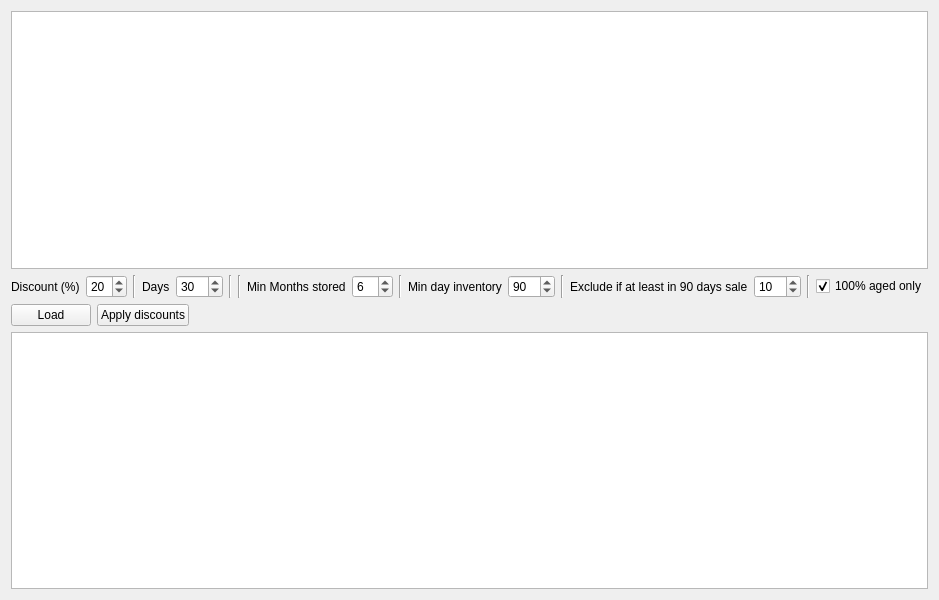
Before: the Qt Designer form AmazonTemplate3/gui/panes/PaneDiscount.ui in icingerpower/AmazonTemplate3, drawn with Qt 5.
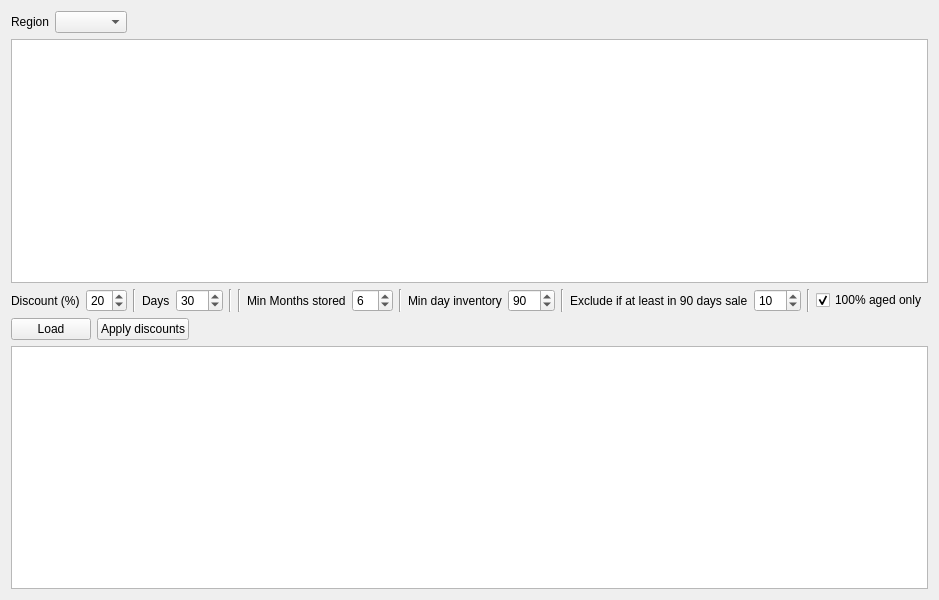
After: the same form once the commit is applied.

Commit message: Discount pane: North America region support + checkable products

Diff of the .ui file:
```diff
--- a/AmazonTemplate3/gui/panes/PaneDiscount.ui
+++ b/AmazonTemplate3/gui/panes/PaneDiscount.ui
@@ -11,6 +11,37 @@
    </rect>
   </property>
   <layout class="QVBoxLayout" name="verticalLayout">
+   <item>
+    <layout class="QHBoxLayout" name="horizontalLayoutRegion">
+     <item>
+      <widget class="QLabel" name="labelRegion">
+       <property name="text">
+        <string>Region</string>
+       </property>
+      </widget>
+     </item>
+     <item>
+      <widget class="QComboBox" name="comboRegion">
+       <property name="toolTip">
+        <string>FBA region: countries, inventory pool and sales are all scoped to it</string>
+       </property>
+      </widget>
+     </item>
+     <item>
+      <spacer name="horizontalSpacerRegion">
+       <property name="orientation">
+        <enum>Qt::Orientation::Horizontal</enum>
+       </property>
+       <property name="sizeHint" stdset="0">
+        <size>
+         <width>40</width>
+         <height>20</height>
+        </size>
+       </property>
+      </spacer>
+     </item>
+    </layout>
+   </item>
    <item>
     <widget class="QListView" name="listViewCountries"/>
    </item>
```
The commit also changes 6 other files.
